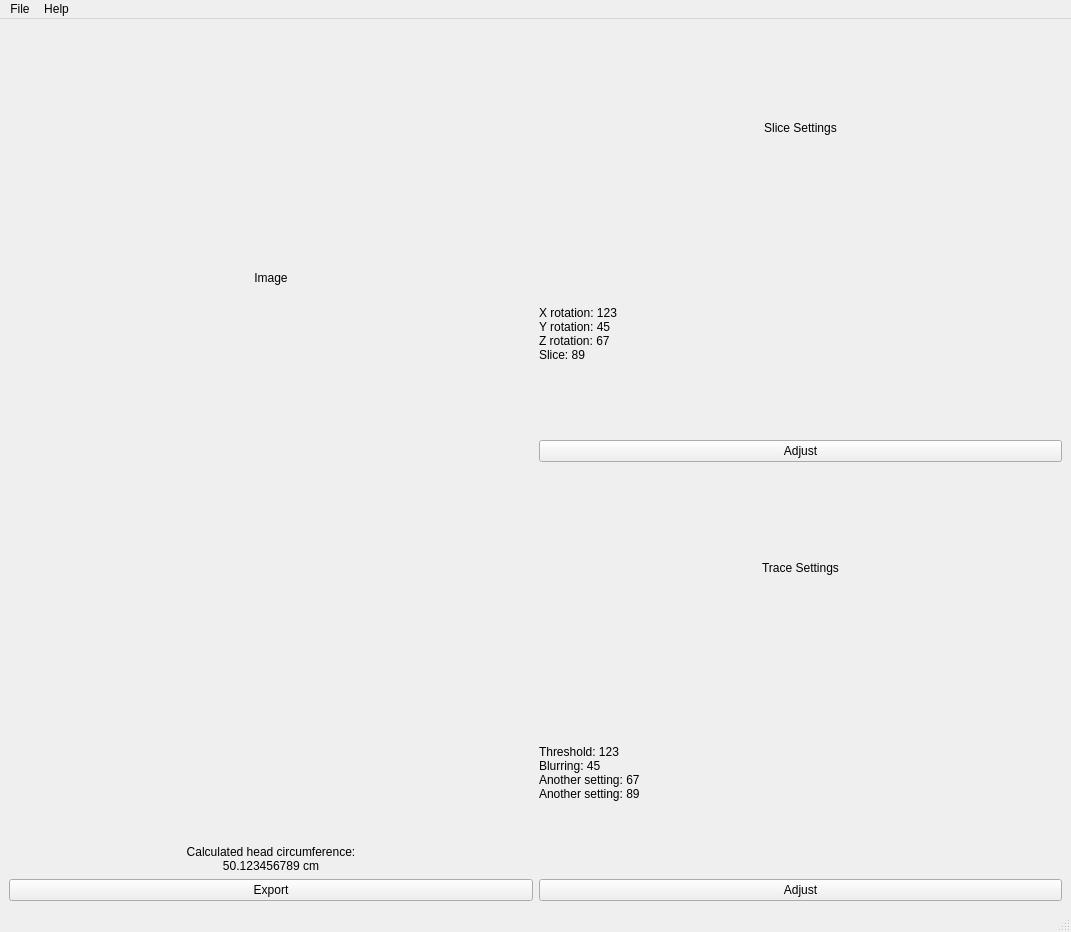
Old version of the form src/GUI/circumference.ui in the repository NIRALUser/NeuroRuler.
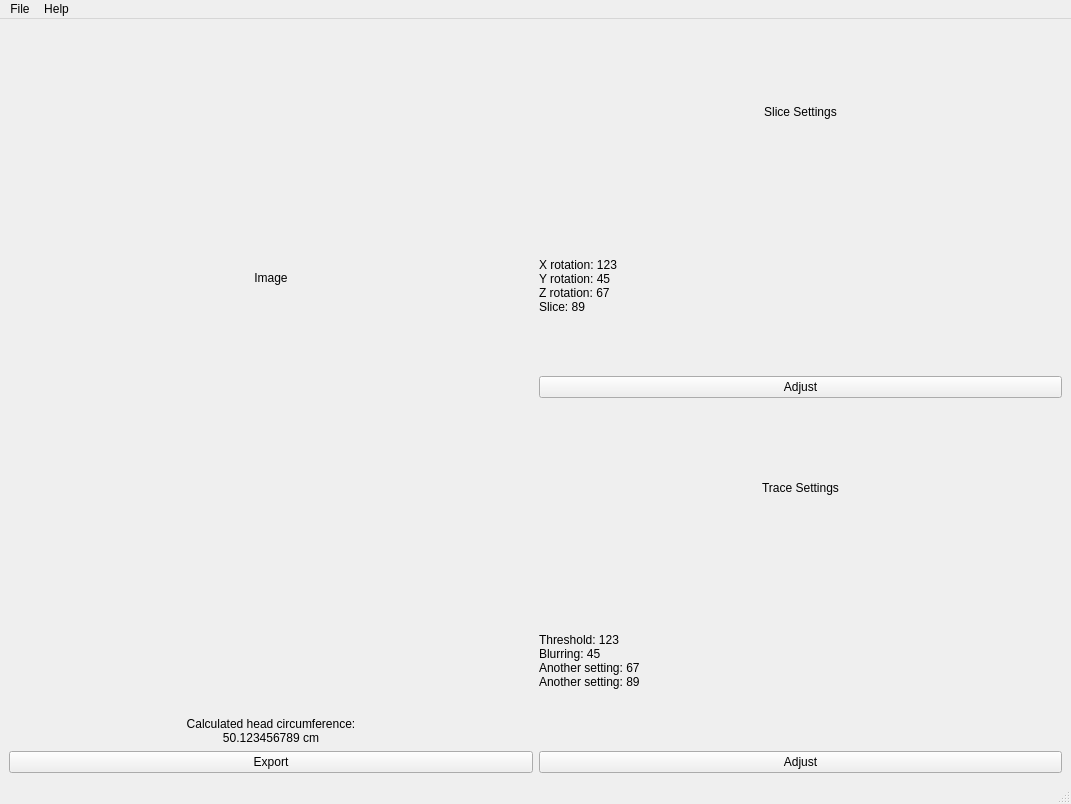
New version of the form.

```diff
--- a/src/GUI/circumference.ui
+++ b/src/GUI/circumference.ui
@@ -7,7 +7,7 @@
     <x>0</x>
     <y>0</y>
     <width>1071</width>
-    <height>932</height>
+    <height>804</height>
    </rect>
   </property>
   <property name="windowTitle">
```
